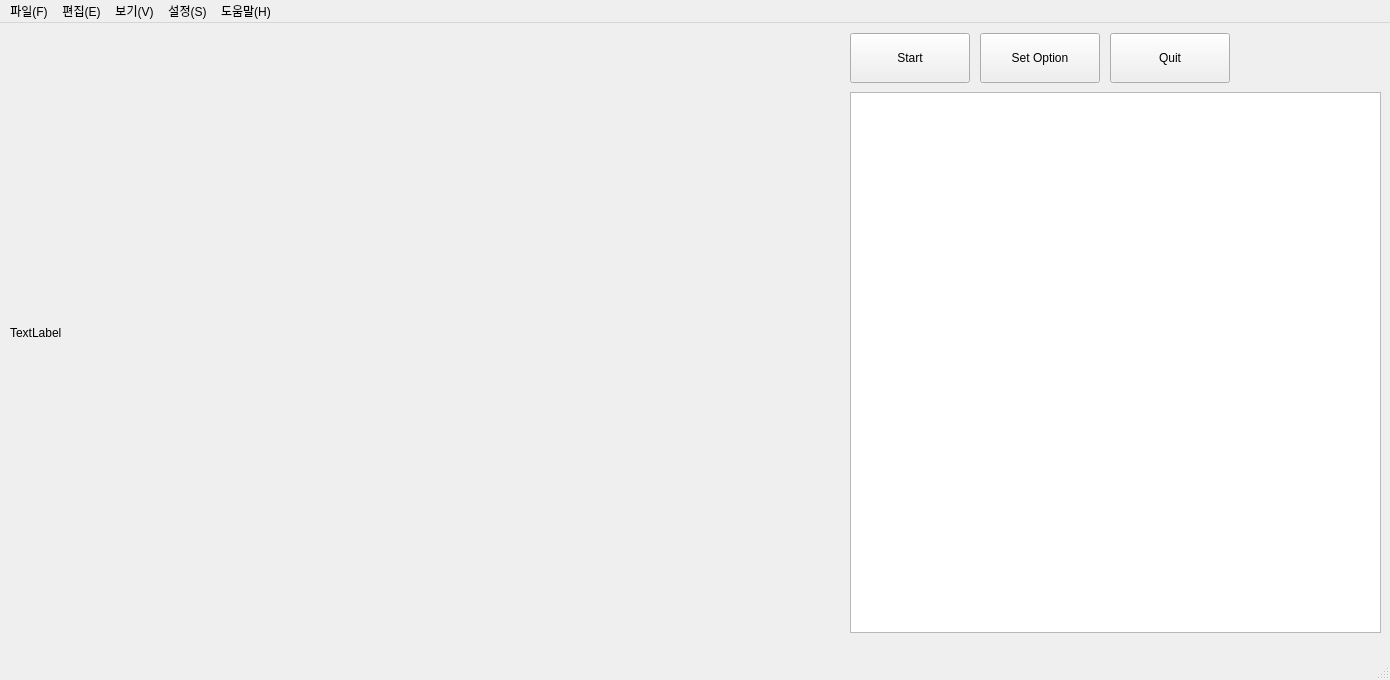
This is main.ui in synml/motion-detector as Qt 5 draws it before an edit. The edited form follows.
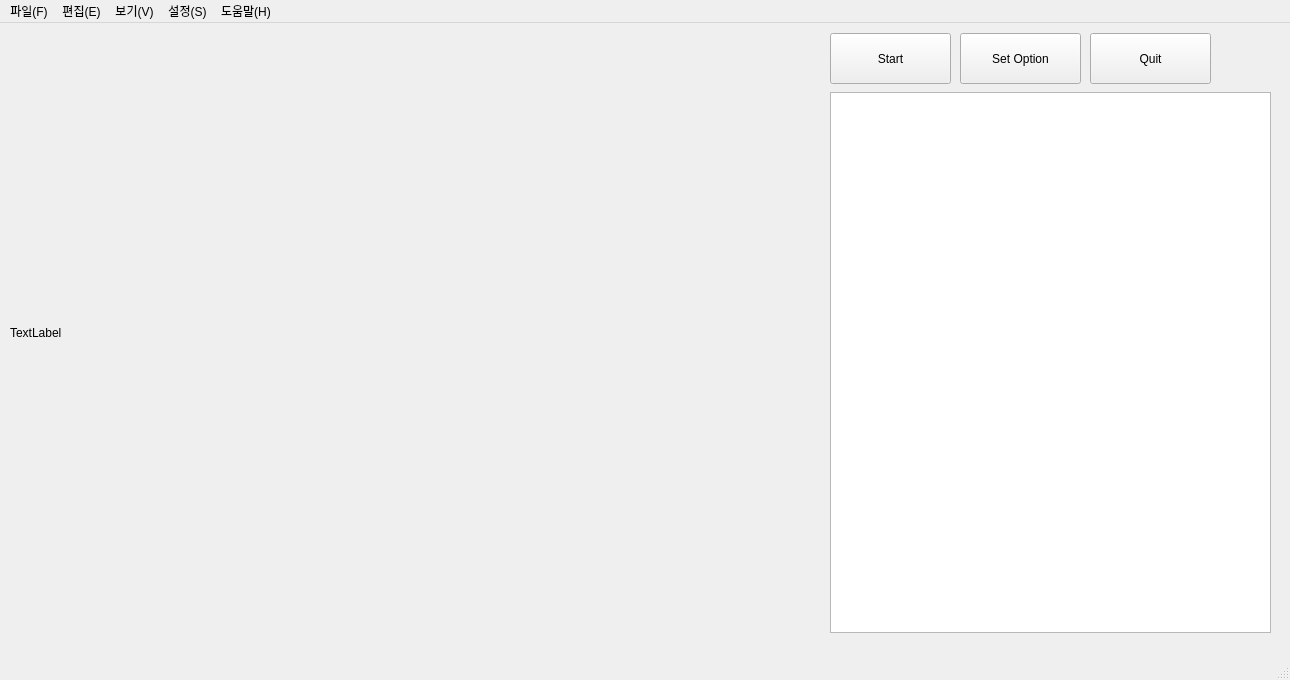
This is the edited form. Icons and pictures are not drawn.

Commit message: ui: main window 크기 고정

Diff of the .ui file:
```diff
--- a/main.ui
+++ b/main.ui
@@ -6,10 +6,22 @@
    <rect>
     <x>0</x>
     <y>0</y>
-    <width>1390</width>
+    <width>1290</width>
     <height>680</height>
    </rect>
   </property>
+  <property name="minimumSize">
+   <size>
+    <width>1290</width>
+    <height>680</height>
+   </size>
+  </property>
+  <property name="maximumSize">
+   <size>
+    <width>1290</width>
+    <height>680</height>
+   </size>
+  </property>
   <property name="windowTitle">
    <string>Motion Detector</string>
   </property>
@@ -22,10 +34,10 @@
    <widget class="QPushButton" name="startButton">
     <property name="geometry">
      <rect>
-      <x>850</x>
+      <x>830</x>
       <y>10</y>
-      <width>120</width>
-      <height>50</height>
+      <width>121</width>
+      <height>51</height>
      </rect>
     </property>
     <property name="text">
@@ -48,9 +60,9 @@
    <widget class="QTextBrowser" name="textBrowser">
     <property name="geometry">
      <rect>
-      <x>850</x>
+      <x>830</x>
       <y>69</y>
-      <width>531</width>
+      <width>441</width>
       <height>541</height>
      </rect>
     </property>
@@ -58,10 +70,10 @@
    <widget class="QPushButton" name="exitButton">
     <property name="geometry">
      <rect>
-      <x>1110</x>
+      <x>1090</x>
       <y>10</y>
-      <width>120</width>
-      <height>50</height>
+      <width>121</width>
+      <height>51</height>
      </rect>
     </property>
     <property name="text">
@@ -71,10 +83,10 @@
    <widget class="QPushButton" name="setOptionButton">
     <property name="geometry">
      <rect>
-      <x>980</x>
+      <x>960</x>
       <y>10</y>
-      <width>120</width>
-      <height>50</height>
+      <width>121</width>
+      <height>51</height>
      </rect>
     </property>
     <property name="text">
@@ -87,7 +99,7 @@
     <rect>
      <x>0</x>
      <y>0</y>
-     <width>1390</width>
+     <width>1290</width>
      <height>26</height>
     </rect>
    </property>
```
The commit also changes 1 other file.
